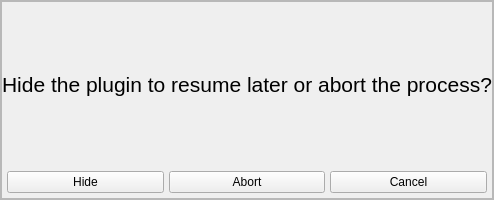
This is plugins/SkyCultureMaker/src/gui/scmHideOrAbortMakerDialog.ui in Stellarium/stellarium as Qt 5 draws it before an edit. The edited form follows.
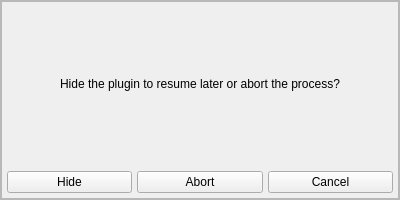
This is the edited form. Custom widgets are drawn as their Qt base class.

Commit message: remove font information from ui files

The edit to the form file:
```diff
--- a/plugins/SkyCultureMaker/src/gui/scmHideOrAbortMakerDialog.ui
+++ b/plugins/SkyCultureMaker/src/gui/scmHideOrAbortMakerDialog.ui
@@ -96,13 +96,7 @@
          <item row="0" column="0">
           <layout class="QVBoxLayout" name="verticalLayout">
            <item>
-            <widget class="QLabel" name="label">
-             <property name="font">
-              <font>
-               <pointsize>16</pointsize>
-               <strikeout>false</strikeout>
-              </font>
-             </property>
+            <widget class="QLabel" name="questionLbl">
              <property name="text">
               <string>Hide the plugin to resume later or abort the process?</string>
              </property>
```
The commit also changes 10 other files.
